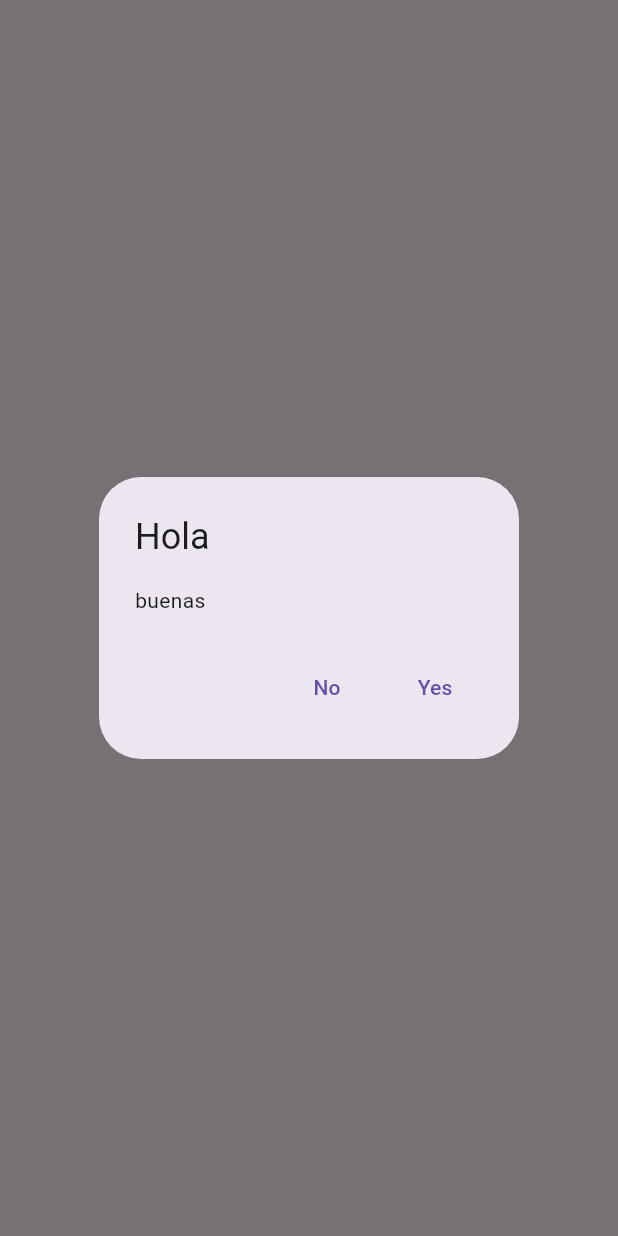
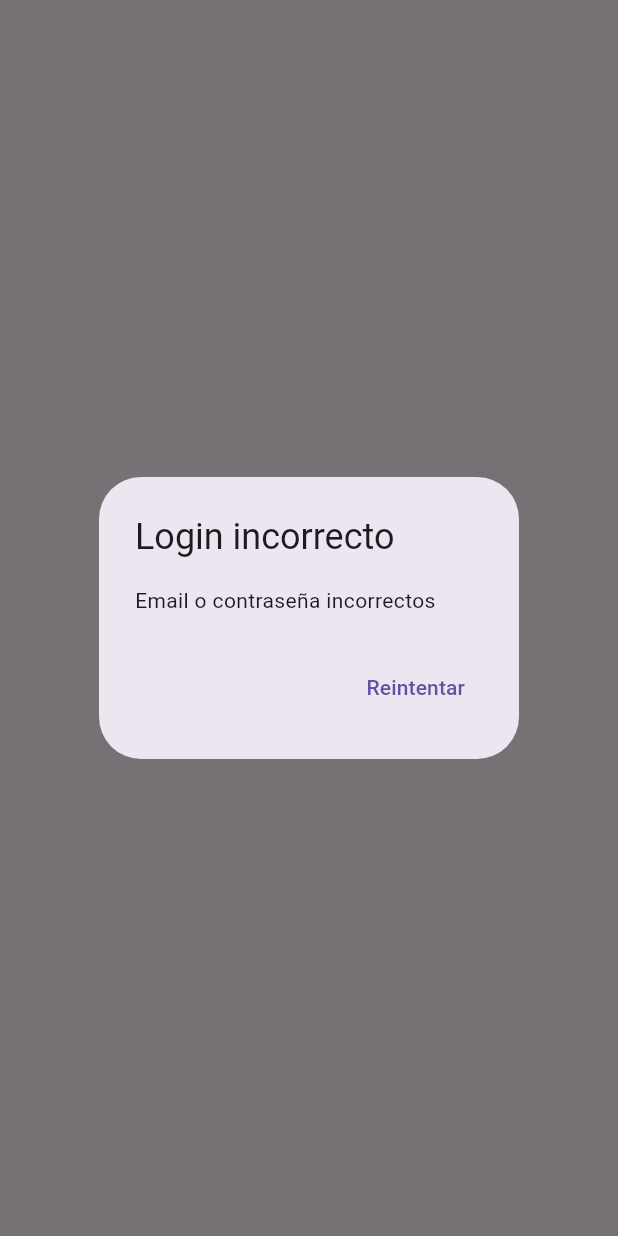
Before and after one commit to UNIZAR-30226-2024-13/Frontend-Movil, a Flutter app: what mostrarAlerta() shows on an empty page, opened directly, on a phone screen of 412 x 824 dp. Run offline on Flutter 3.47's test engine with Material 3 defaults, Android fonts, the phone set to English and light mode, and no system bars.

Commit message:
Alerta login incorrecto

```diff
--- a/lib/main.dart
+++ b/lib/main.dart
@@ -182,23 +182,15 @@ void mostrarAlerta(BuildContext context){
     barrierDismissible: false,
     context: context,
     builder:  (context) => AlertDialog(
-      title: Text("Hola"),
-      content: Text("buenas"),
+      title: Text("Login incorrecto"),
+      content: Text("Email o contraseña incorrectos"),
       actions: <Widget>
       [
         TextButton(
-          onPressed: (){
-            print("No");
+          onPressed: () {
             Navigator.pop(context);
           },
-          child: Text("No")
-        ),
-        TextButton(
-          onPressed: (){
-            print("Yes");
-            Navigator.pop(context);
-          },
-          child: Text("Yes")
+          child: Text("Reintentar")
         )
       ]
     )
```
